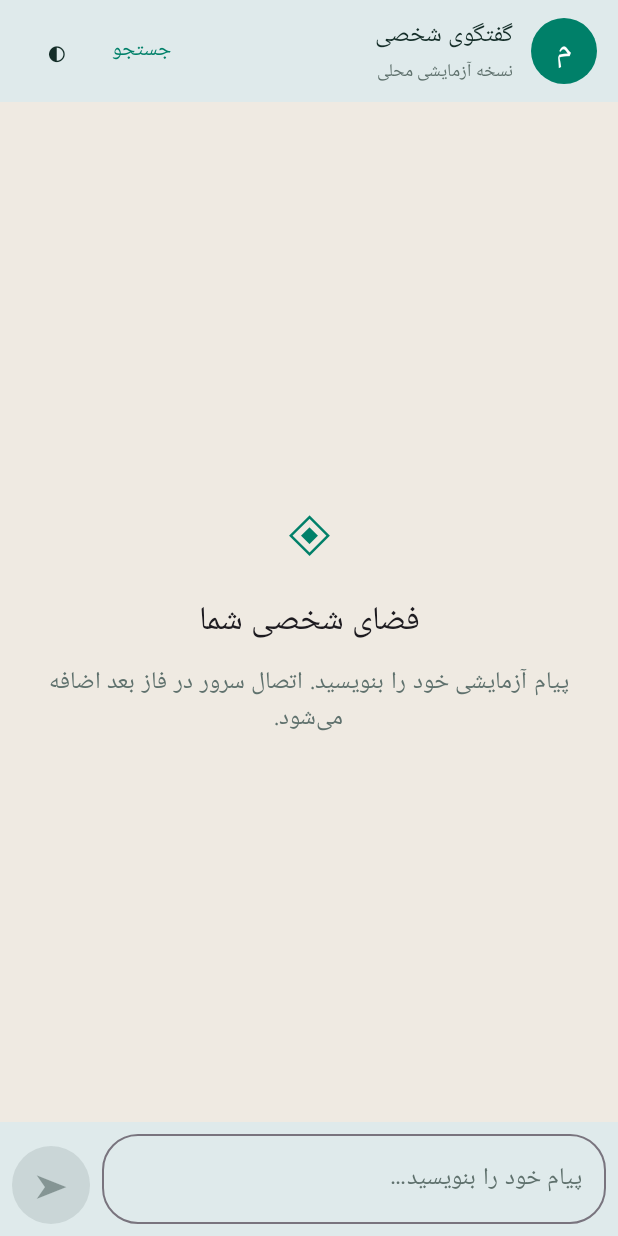
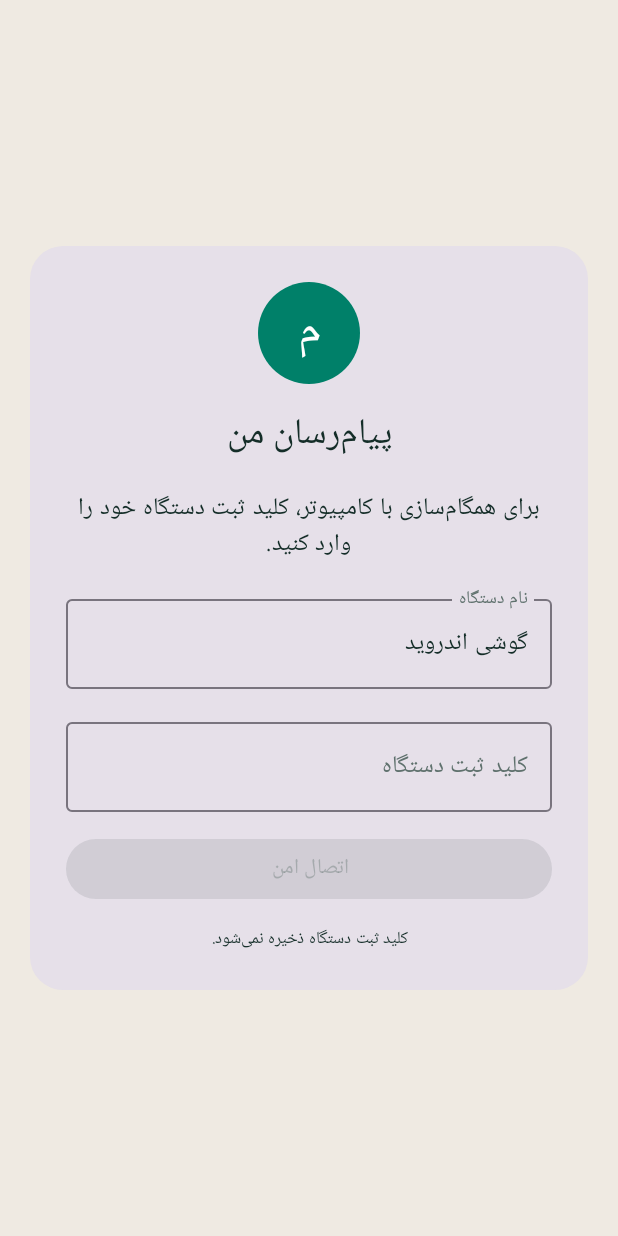
Before and after one commit to ahbe0911-cmd/PersonalMessenger, an Android app built with Jetpack Compose: the screen it shows after launch (MainActivity), on a phone screen of 412 x 824 dp. Run offline under Robolectric (Android 15) with nearby library versions, the phone set to English and light mode, and no system bars; Roboto replaces fonts that are not available here.

Commit message:
Phase 4: secure Android enrollment and live text sync

```diff
--- a/app/build.gradle.kts
+++ b/app/build.gradle.kts
@@ -12,8 +12,8 @@ android {
         applicationId = "com.personal.messenger"
         minSdk = 26
         targetSdk = 35
-        versionCode = 1
-        versionName = "1.0.0"
+        versionCode = 2
+        versionName = "1.1.0"
     }
     buildFeatures { compose = true }
     compileOptions {
@@ -53,6 +53,7 @@ dependencies {
     implementation("androidx.compose.foundation:foundation")
     implementation("androidx.compose.material3:material3")
     implementation("androidx.lifecycle:lifecycle-viewmodel-compose:2.8.7")
+    implementation("androidx.lifecycle:lifecycle-viewmodel-ktx:2.8.7")
     implementation("androidx.lifecycle:lifecycle-runtime-compose:2.8.7")
     testImplementation("junit:junit:4.13.2")
 }
--- a/app/src/main/AndroidManifest.xml
+++ b/app/src/main/AndroidManifest.xml
@@ -1,4 +1,5 @@
 <manifest xmlns:android="http://schemas.android.com/apk/res/android">
+    <uses-permission android:name="android.permission.INTERNET"/>
     <application android:allowBackup="false" android:label="@string/app_name" android:icon="@drawable/ic_launcher" android:supportsRtl="true" android:theme="@style/Theme.PersonalMessenger" android:usesCleartextTraffic="false">
         <activity android:name=".MainActivity" android:exported="true" android:windowSoftInputMode="adjustResize">
             <intent-filter><action android:name="android.intent.action.MAIN"/><category android:name="android.intent.category.LAUNCHER"/></intent-filter>
--- a/app/src/main/java/com/personal/messenger/MainActivity.kt
+++ b/app/src/main/java/com/personal/messenger/MainActivity.kt
@@ -7,6 +7,10 @@ import androidx.activity.enableEdgeToEdge
 import androidx.compose.foundation.isSystemInDarkTheme
 import androidx.compose.runtime.CompositionLocalProvider
 import androidx.compose.runtime.getValue
+import androidx.compose.runtime.DisposableEffect
+import androidx.lifecycle.Lifecycle
+import androidx.lifecycle.LifecycleEventObserver
+import com.personal.messenger.ui.LoginScreen
 import androidx.compose.ui.platform.LocalLayoutDirection
 import androidx.compose.ui.unit.LayoutDirection
 import androidx.lifecycle.compose.collectAsStateWithLifecycle
@@ -24,7 +28,18 @@ class MainActivity : ComponentActivity() {
             val state by vm.state.collectAsStateWithLifecycle()
             val dark = state.dark ?: isSystemInDarkTheme()
             CompositionLocalProvider(LocalLayoutDirection provides LayoutDirection.Rtl) {
-                MessengerTheme(dark) { ChatScreen(state, vm, dark) }
+                DisposableEffect(vm) {
+                    val observer = LifecycleEventObserver { _, event ->
+                        if(event == Lifecycle.Event.ON_START) vm.foreground(true)
+                        if(event == Lifecycle.Event.ON_STOP) vm.foreground(false)
+                    }
+                    lifecycle.addObserver(observer)
+                    vm.foreground(lifecycle.currentState.isAtLeast(Lifecycle.State.STARTED))
+                    onDispose { lifecycle.removeObserver(observer); vm.foreground(false) }
+                }
+                MessengerTheme(dark) {
+                    if(state.deviceName == null) LoginScreen(state,vm) else ChatScreen(state,vm,dark)
+                }
             }
         }
     }
--- a/app/src/main/java/com/personal/messenger/model/ChatMessage.kt
+++ b/app/src/main/java/com/personal/messenger/model/ChatMessage.kt
@@ -16,7 +16,12 @@ data class ChatState(
     val draft: String = "",
     val query: String = "",
     val replyTo: String? = null,
-    val dark: Boolean? = null
+    val dark: Boolean? = null,
+    val initializing: Boolean = true,
+    val deviceName: String? = null,
+    val connection: String = "",
+    val busy: Boolean = false,
+    val error: String? = null
 ) {
     val filtered: List<ChatMessage> get() = messages.filter {
         normalize(it.text).contains(normalize(query.trim()))
--- a/app/src/main/java/com/personal/messenger/ui/ChatScreen.kt
+++ b/app/src/main/java/com/personal/messenger/ui/ChatScreen.kt
@@ -35,6 +35,8 @@ fun ChatScreen(state: ChatState, vm: ChatViewModel, dark: Boolean) {
     val clipboard = LocalClipboardManager.current
     var searching by remember { mutableStateOf(false) }
     var pendingDelete by remember { mutableStateOf<String?>(null) }
+    var menu by remember { mutableStateOf(false) }
+    LaunchedEffect(state.error) { state.error?.let { snackbar.showSnackbar(it); vm.dismissError() } }
     val visible = state.filtered
     LaunchedEffect(visible.lastOrNull()?.id) {
         if (visible.isNotEmpty()) list.animateScrollToItem(visible.lastIndex)
@@ -50,10 +52,10 @@ fun ChatScreen(state: ChatState, vm: ChatViewModel, dark: Boolean) {
                     Spacer(Modifier.width(12.dp))
                     Column(Modifier.weight(1f)) {
                         Text("گفتگوی شخصی", style=MaterialTheme.typography.titleMedium, fontWeight=FontWeight.Bold)
-                        Text("نسخه آزمایشی محلی", style=MaterialTheme.typography.bodySmall, color=colors.onSurfaceVariant)
+                        Text(state.connection, style=MaterialTheme.typography.bodySmall, color=colors.onSurfaceVariant)
                     }
                     TextButton(onClick={ searching=!searching; if(!searching) vm.search("") }) { Text("جستجو") }
-                    IconButton(onClick={vm.theme(dark)}) { Text(if(dark) "☀" else "◐", style=MaterialTheme.typography.headlineSmall) }
+                    Box { IconButton(onClick={menu=true}) { Text("⋮",style=MaterialTheme.typography.headlineSmall) }; DropdownMenu(expanded=menu,onDismissRequest={menu=false}) { DropdownMenuItem(text={Text("همگام‌سازی")},onClick={menu=false;vm.refresh()}); DropdownMenuItem(text={Text(if(dark) "حالت روشن" else "حالت تاریک")},onClick={menu=false;vm.theme(dark)}); DropdownMenuItem(text={Text("خروج از دستگاه")},enabled=!state.busy,onClick={menu=false;vm.logout()}) } }
                 }
             }
             if(searching) OutlinedTextField(value=state.query, onValueChange=vm::search,
@@ -65,7 +67,7 @@ fun ChatScreen(state: ChatState, vm: ChatViewModel, dark: Boolean) {
                         Spacer(Modifier.height(12.dp))
                         Text(if(state.query.isNotBlank()) "پیامی پیدا نشد" else "فضای شخصی شما", fontWeight=FontWeight.Bold,
                             style=MaterialTheme.typography.titleLarge)
-                        Text(if(state.query.isNotBlank()) "عبارت دیگری را امتحان کنید." else "پیام آزمایشی خود را بنویسید. اتصال سرور در فاز بعد اضافه می‌شود.",
+                        Text(if(state.query.isNotBlank()) "عبارت دیگری را امتحان کنید." else "پیام‌های خود را بین گوشی و کامپیوتر همگام کنید.",
                             textAlign=TextAlign.Center, color=colors.onSurfaceVariant, modifier=Modifier.padding(top=8.dp))
                     }
                 } else LazyColumn(state=list, modifier=Modifier.fillMaxSize(), contentPadding=PaddingValues(12.dp),
@@ -101,7 +103,7 @@ fun ChatScreen(state: ChatState, vm: ChatViewModel, dark: Boolean) {
                                     Row {
                                         TextButton(onClick={vm.reply(m.id)},contentPadding=PaddingValues(horizontal=7.dp)) {Text("پاسخ",style=MaterialTheme.typography.labelSmall)}
                                         TextButton(onClick={clipboard.setText(AnnotatedString(m.text))},contentPadding=PaddingValues(horizontal=7.dp)) {Text("کپی",style=MaterialTheme.typography.labelSmall)}
-                                        TextButton(onClick={pendingDelete=m.id},contentPadding=PaddingValues(horizontal=7.dp)) {Text("حذف",style=MaterialTheme.typography.labelSmall)}
+                                        if(m.outgoing) TextButton(onClick={pendingDelete=m.id},contentPadding=PaddingValues(horizontal=7.dp)) {Text("حذف",style=MaterialTheme.typography.labelSmall)}
                                     }
                                 }
                             }
@@ -121,7 +123,7 @@ fun ChatScreen(state: ChatState, vm: ChatViewModel, dark: Boolean) {
                         OutlinedTextField(value=state.draft,onValueChange=vm::draft,modifier=Modifier.weight(1f),
                             placeholder={Text("پیام خود را بنویسید…")},shape=RoundedCornerShape(24.dp),maxLines=5)
                         Spacer(Modifier.width(8.dp))
-                        FilledIconButton(onClick=vm::send,enabled=state.draft.isNotBlank(),modifier=Modifier.size(52.dp)) {
+                        FilledIconButton(onClick=vm::send,enabled=state.draft.isNotBlank() && !state.busy,modifier=Modifier.size(52.dp)) {
                             Text("➤",style=MaterialTheme.typography.titleLarge)
                         }
                     }
@@ -130,7 +132,7 @@ fun ChatScreen(state: ChatState, vm: ChatViewModel, dark: Boolean) {
         }
     }
     pendingDelete?.let { id ->
-        AlertDialog(onDismissRequest={pendingDelete=null},title={Text("حذف پیام")},text={Text("این پیام آزمایشی حذف شود؟")},
+        AlertDialog(onDismissRequest={pendingDelete=null},title={Text("حذف پیام")},text={Text("این پیام از گفتگو حذف شود؟")},
             confirmButton={TextButton(onClick={vm.delete(id);pendingDelete=null}){Text("حذف")}},
             dismissButton={TextButton(onClick={pendingDelete=null}){Text("انصراف")}})
     }
--- /dev/null
+++ b/app/src/main/java/com/personal/messenger/ui/LoginScreen.kt
@@ -0,0 +1,50 @@
+package com.personal.messenger.ui
+
+import androidx.compose.foundation.background
+import androidx.compose.foundation.layout.*
+import androidx.compose.foundation.rememberScrollState
+import androidx.compose.foundation.verticalScroll
+import androidx.compose.foundation.shape.CircleShape
+import androidx.compose.foundation.shape.RoundedCornerShape
+import androidx.compose.material3.*
+import androidx.compose.runtime.*
+import androidx.compose.ui.Alignment
+import androidx.compose.ui.Modifier
+import androidx.compose.ui.graphics.Color
+import androidx.compose.ui.text.input.PasswordVisualTransformation
+import androidx.compose.ui.text.style.TextAlign
+import androidx.compose.ui.unit.dp
+import com.personal.messenger.model.ChatState
+import com.personal.messenger.viewmodel.ChatViewModel
+
+@Composable
+fun LoginScreen(state: ChatState, vm: ChatViewModel) {
+    var name by remember { mutableStateOf("گوشی اندروید") }
+    var secret by remember { mutableStateOf("") }
+    Scaffold(containerColor=MaterialTheme.colorScheme.background,contentWindowInsets=WindowInsets.safeDrawing) { padding ->
+        Box(Modifier.fillMaxSize().padding(padding).imePadding().padding(20.dp),contentAlignment=Alignment.Center) {
+            if(state.initializing) CircularProgressIndicator()
+            else Card(shape=RoundedCornerShape(22.dp),modifier=Modifier.widthIn(max=440.dp).fillMaxWidth()) {
+                Column(Modifier.verticalScroll(rememberScrollState()).padding(24.dp),
+                    horizontalAlignment=Alignment.CenterHorizontally,verticalArrangement=Arrangement.spacedBy(14.dp)) {
+                    Box(Modifier.size(68.dp).background(Color(0xFF008069),CircleShape),contentAlignment=Alignment.Center) {
+                        Text("م",color=Color.White,style=MaterialTheme.typography.headlineLarge)
+                    }
+                    Text("پیام‌رسان من",style=MaterialTheme.typography.headlineSmall)
+                    Text("برای همگام‌سازی با کامپیوتر، کلید ثبت دستگاه خود را وارد کنید.",textAlign=TextAlign.Center)
+                    OutlinedTextField(name,{name=it.take(80)},label={Text("نام دستگاه")},singleLine=true,
+                        enabled=!state.busy,modifier=Modifier.fillMaxWidth())
+                    OutlinedTextField(secret,{secret=it.take(128)},label={Text("کلید ثبت دستگاه")},singleLine=true,
+                        visualTransformation=PasswordVisualTransformation(),enabled=!state.busy,modifier=Modifier.fillMaxWidth())
+                    if(state.error!=null) Text(state.error,color=MaterialTheme.colorScheme.error,textAlign=TextAlign.Center)
+                    Button(onClick={vm.login(name,secret);secret=""},enabled=!state.busy&&name.isNotBlank()&&secret.trim().length>=32,
+                        modifier=Modifier.fillMaxWidth()) {
+                        if(state.busy) CircularProgressIndicator(Modifier.size(20.dp),strokeWidth=2.dp,color=MaterialTheme.colorScheme.onPrimary)
+                        else Text("اتصال امن")
+                    }
+                    Text("کلید ثبت دستگاه ذخیره نمی‌شود.",style=MaterialTheme.typography.labelSmall)
+                }
+            }
+        }
+    }
+}
```
Also changed, not shown: app/src/main/java/com/personal/messenger/data/MessengerApi.kt (added, +88 -0 lines), app/src/main/java/com/personal/messenger/data/SecureSessionStore.kt (added, +48 -0 lines), app/src/main/java/com/personal/messenger/viewmodel/ChatViewModel.kt (+151 -15 lines), 2 other files.
